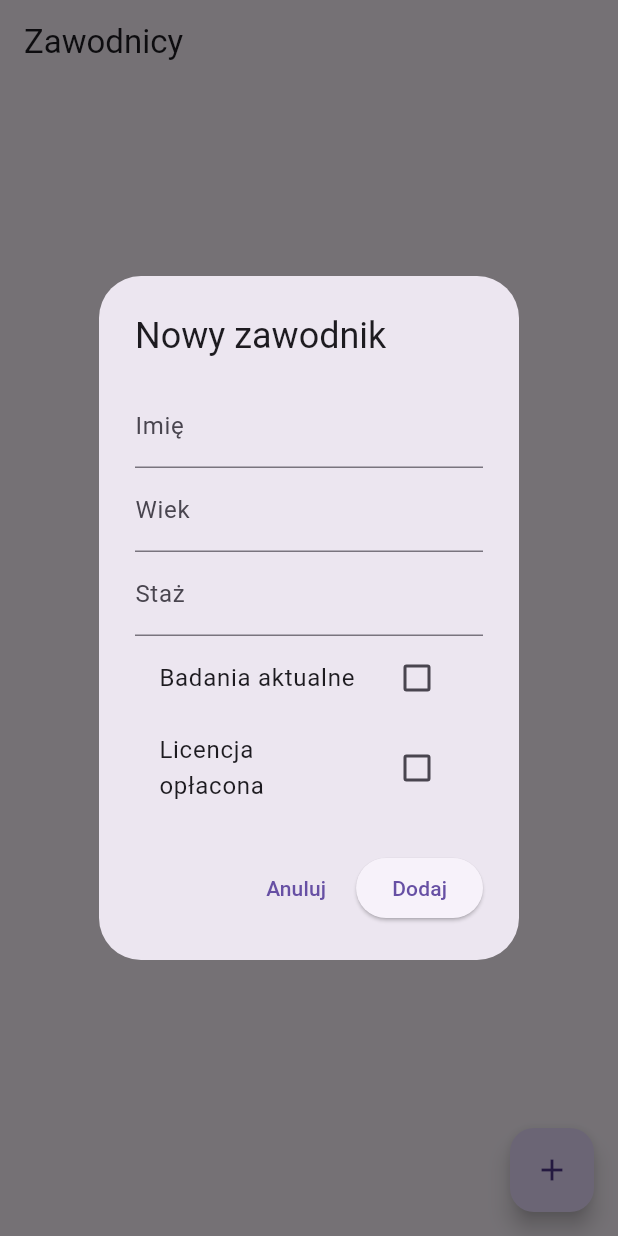
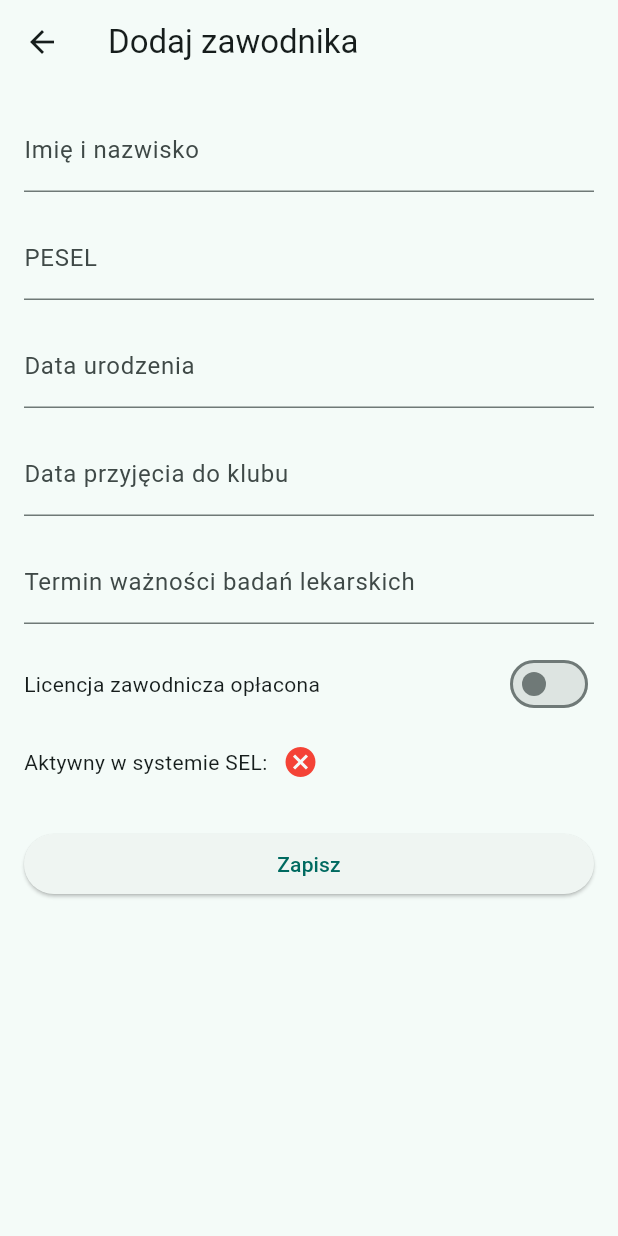
Before and after one commit to KrzysZolnowski/sport_club_app, a Flutter app: the screen it shows after launch, after a tap on the "add" icon, on a phone screen of 412 x 824 dp. Run offline on Flutter 3.47's test engine with Material 3 defaults, Android fonts, the phone set to English and light mode, and no system bars.

Commit message:
Add player screen with validation for name and PESEL, automatic SEL activity status

```diff
--- a/lib/main.dart
+++ b/lib/main.dart
@@ -1,17 +1,9 @@
 import 'package:flutter/material.dart';
+import 'screens/home_screen.dart';
+import 'screens/add_player_screen.dart';
 
 void main() {
-  runApp(MyApp());
-}
-
-class Zawodnik {
-  String imie;
-  int wiek;
-  int staz;
-  bool badania;
-  bool licencja;
-
-  Zawodnik(this.imie, this.wiek, this.staz, this.badania, this.licencja);
+  runApp(const MyApp());
 }
 
 class MyApp extends StatelessWidget {
@@ -20,126 +12,26 @@ class MyApp extends StatelessWidget {
   @override
   Widget build(BuildContext context) {
     return MaterialApp(
-      title: 'Klub Sportowy',
-      theme: ThemeData(primarySwatch: Colors.blue),
+      title: 'Sport Club',
+      theme: ThemeData(useMaterial3: true, colorSchemeSeed: Colors.teal),
+      initialRoute: '/',
+      routes: {
+        '/': (context) => const HomeScreen(),
+        '/addPlayer': (context) => const AddPlayerScreen(),
+      },
+    );
+  }
+}
+
+class SportClubApp extends StatelessWidget {
+  const SportClubApp({super.key});
+
+  @override
+  Widget build(BuildContext context) {
+    return MaterialApp(
+      title: 'Sport Club App',
+      theme: ThemeData(primarySwatch: Colors.blue, useMaterial3: true),
       home: HomeScreen(),
     );
   }
 }
-
-class HomeScreen extends StatefulWidget {
-  const HomeScreen({super.key});
-
-  @override
-  State<HomeScreen> createState() => _HomeScreenState();
-}
-
-class _HomeScreenState extends State<HomeScreen> {
-  List<Zawodnik> zawodnicy = [];
-
-  void dodajZawodnika() {
-    showDialog(
-      context: context,
-      builder: (context) {
-        final imieController = TextEditingController();
-        final wiekController = TextEditingController();
-        final stazController = TextEditingController();
-        bool badania = false;
-        bool licencja = false;
-
-        return AlertDialog(
-          title: Text("Nowy zawodnik"),
-          content: SingleChildScrollView(
-            child: Column(
-              children: [
-                TextField(
-                  controller: imieController,
-                  decoration: InputDecoration(labelText: "Imię"),
-                ),
-                TextField(
-                  controller: wiekController,
-                  decoration: InputDecoration(labelText: "Wiek"),
-                  keyboardType: TextInputType.number,
-                ),
-                TextField(
-                  controller: stazController,
-                  decoration: InputDecoration(labelText: "Staż"),
-                  keyboardType: TextInputType.number,
-                ),
-                CheckboxListTile(
-                  title: Text("Badania aktualne"),
-                  value: badania,
-                  onChanged: (val) {
-                    setState(() {
-                      badania = val ?? false;
-                    });
-                  },
-                ),
-                CheckboxListTile(
-                  title: Text("Licencja opłacona"),
-                  value: licencja,
-                  onChanged: (val) {
-                    setState(() {
-                      licencja = val ?? false;
-                    });
-                  },
-                ),
-              ],
-            ),
-          ),
-          actions: [
-            TextButton(
-              child: Text("Anuluj"),
-              onPressed: () => Navigator.pop(context),
-            ),
-            ElevatedButton(
-              child: Text("Dodaj"),
-              onPressed: () {
-                setState(() {
-                  zawodnicy.add(
-                    Zawodnik(
-                      imieController.text,
-                      int.tryParse(wiekController.text) ?? 0,
-                      int.tryParse(stazController.text) ?? 0,
-                      badania,
-                      licencja,
-                    ),
-                  );
-                });
-                Navigator.pop(context);
-              },
-            ),
-          ],
-        );
-      },
-    );
-  }
-
-  @override
-  Widget build(BuildContext context) {
-    return Scaffold(
-      appBar: AppBar(title: Text("Zawodnicy")),
-      body: ListView.builder(
-        itemCount: zawodnicy.length,
-        itemBuilder: (context, index) {
-          final z = zawodnicy[index];
-          return ListTile(
-            title: Text(z.imie),
-            subtitle: Text("Wiek: ${z.wiek}, Staż: ${z.staz} lat"),
-            trailing: Column(
-              crossAxisAlignment: CrossAxisAlignment.end,
-              children: [
-                Text(z.badania ? "Badania ✅" : "Badania ❌"),
-                Text(z.licencja ? "Licencja ✅" : "Licencja ❌"),
-              ],
-            ),
-          );
-        },
-      ),
-      floatingActionButton: FloatingActionButton(
-        onPressed: dodajZawodnika,
-        child: Icon(Icons.add),
-      ),
-    );
-  }
-}
--- /dev/null
+++ b/lib/screens/add_player_screen.dart
@@ -0,0 +1,182 @@
+import 'package:flutter/material.dart';
+import 'package:intl/intl.dart';
+
+class AddPlayerScreen extends StatefulWidget {
+  const AddPlayerScreen({super.key});
+
+  @override
+  State<AddPlayerScreen> createState() => _AddPlayerScreenState();
+}
+
+class _AddPlayerScreenState extends State<AddPlayerScreen> {
+  final _formKey = GlobalKey<FormState>();
+
+  final _nameController = TextEditingController();
+  final _birthDateController = TextEditingController();
+  final _peselController = TextEditingController();
+  final _joinDateController = TextEditingController();
+  final _medicalExpiryController = TextEditingController();
+
+  DateTime? _birthDate;
+  DateTime? _joinDate;
+  DateTime? _medicalExpiryDate;
+
+  bool _licensePaid = false;
+
+  bool get _isActiveInSel {
+    final today = DateTime.now();
+    return _medicalExpiryDate != null &&
+        _medicalExpiryDate!.isAfter(today) &&
+        _licensePaid;
+  }
+
+  @override
+  void dispose() {
+    _nameController.dispose();
+    _birthDateController.dispose();
+    _peselController.dispose();
+    _joinDateController.dispose();
+    _medicalExpiryController.dispose();
+    super.dispose();
+  }
+
+  Future<void> _selectDate(
+      BuildContext context,
+      TextEditingController controller,
+      Function(DateTime) onDateSelected) async {
+    final DateTime? picked = await showDatePicker(
+      context: context,
+      initialDate: DateTime.now(),
+      firstDate: DateTime(1900),
+      lastDate: DateTime(2100),
+    );
+    if (picked != null) {
+      setState(() {
+        controller.text = DateFormat('yyyy-MM-dd').format(picked);
+        onDateSelected(picked);
+      });
+    }
+  }
+
+  @override
+  Widget build(BuildContext context) {
+    return Scaffold(
+      appBar: AppBar(title: const Text('Dodaj zawodnika')),
+      body: Padding(
+        padding: const EdgeInsets.all(16.0),
+        child: Form(
+          key: _formKey,
+          child: ListView(
+            children: [
+              TextFormField(
+                controller: _nameController,
+                decoration: const InputDecoration(labelText: 'Imię i nazwisko'),
+                onChanged: (value) {
+                  final capitalized = value
+                      .split(' ')
+                      .map((w) => w.isNotEmpty
+                          ? w[0].toUpperCase() + w.substring(1).toLowerCase()
+                          : '')
+                      .join(' ');
+                  if (capitalized != value) {
+                    _nameController.value = TextEditingValue(
+                      text: capitalized,
+                      selection:
+                          TextSelection.collapsed(offset: capitalized.length),
+                    );
+                  }
+                },
+                validator: (value) => value == null || value.isEmpty
+                    ? 'Podaj imię i nazwisko'
+                    : null,
+              ),
+              const SizedBox(height: 16),
+              TextFormField(
+                controller: _peselController,
+                decoration: InputDecoration(
+                  labelText: 'PESEL',
+                  suffixIcon: _peselController.text.length == 11 &&
+                          RegExp(r'^[0-9]{11}$').hasMatch(_peselController.text)
+                      ? const Icon(Icons.check_circle, color: Colors.green)
+                      : null,
+                ),
+                keyboardType: TextInputType.number,
+                onChanged: (_) => setState(() {}),
+                validator: (value) {
+                  if (value == null || value.isEmpty) return 'Podaj PESEL';
+                  if (!RegExp(r'^[0-9]{11}$').hasMatch(value))
+                    return 'PESEL musi mieć 11 cyfr';
+                  return null;
+                },
+              ),
+              const SizedBox(height: 16),
+              TextFormField(
+                controller: _birthDateController,
+                decoration: const InputDecoration(labelText: 'Data urodzenia'),
+                readOnly: true,
+                onTap: () => _selectDate(
+                    context, _birthDateController, (date) => _birthDate = date),
+              ),
+              const SizedBox(height: 16),
+              TextFormField(
+                controller: _joinDateController,
+                decoration:
+                    const InputDecoration(labelText: 'Data przyjęcia do klubu'),
+                readOnly: true,
+                onTap: () => _selectDate(
+                    context, _joinDateController, (date) => _joinDate = date),
+              ),
+              const SizedBox(height: 16),
+              TextFormField(
+                controller: _medicalExpiryController,
+                decoration: const InputDecoration(
+                    labelText: 'Termin ważności badań lekarskich'),
+                readOnly: true,
+                onTap: () =>
+                    _selectDate(context, _medicalExpiryController, (date) {
+                  _medicalExpiryDate = date;
+                  setState(
+                      () {}); // TU dodajemy setState, by odświeżyć status SEL
+                }),
+              ),
+              const SizedBox(height: 16),
+              Row(
+                children: [
+                  const Text('Licencja zawodnicza opłacona'),
+                  const Spacer(),
+                  Switch(
+                    value: _licensePaid,
+                    onChanged: (value) => setState(() => _licensePaid = value),
+                  )
+                ],
+              ),
+              const SizedBox(height: 16),
+              Row(
+                children: [
+                  const Text('Aktywny w systemie SEL:'),
+                  const SizedBox(width: 10),
+                  Icon(
+                    _isActiveInSel ? Icons.check_circle : Icons.cancel,
+                    color: _isActiveInSel ? Colors.green : Colors.red,
+                  ),
+                ],
+              ),
+              const SizedBox(height: 32),
+              ElevatedButton(
+                onPressed: () {
+                  if (_formKey.currentState!.validate()) {
+                    // TODO: Zapisz dane zawodnika
+                    ScaffoldMessenger.of(context).showSnackBar(
+                      const SnackBar(content: Text('Zawodnik zapisany!')),
+                    );
+                  }
+                },
+                child: const Text('Zapisz'),
+              ),
+            ],
+          ),
+        ),
+      ),
+    );
+  }
+}
--- /dev/null
+++ b/lib/screens/home_screen.dart
@@ -0,0 +1,54 @@
+import 'package:flutter/material.dart';
+import '../models/player.dart';
+import '../screens/add_player_screen.dart';
+
+class HomeScreen extends StatefulWidget {
+  const HomeScreen({super.key});
+
+  @override
+  State<HomeScreen> createState() => _HomeScreenState();
+}
+
+class _HomeScreenState extends State<HomeScreen> {
+  List<Player> players = [];
+
+  void _addPlayer(Player player) {
+    setState(() {
+      players.add(player);
+    });
+  }
+
+  @override
+  Widget build(BuildContext context) {
+    return Scaffold(
+      appBar: AppBar(title: const Text('Zawodnicy klubu')),
+      body: players.isEmpty
+          ? const Center(child: Text('Brak zawodników.'))
+          : ListView.builder(
+              itemCount: players.length,
+              itemBuilder: (context, index) {
+                final player = players[index];
+                return ListTile(
+                  title: Text(player.name),
+                  subtitle: Text(
+                    'Wiek: ${player.age}, Staż: ${player.yearsInClub} lat',
+                  ),
+                  trailing: Icon(
+                    player.hasValidLicense ? Icons.check_circle : Icons.cancel,
+                    color: player.hasValidLicense ? Colors.green : Colors.red,
+                  ),
+                );
+              },
+            ),
+      floatingActionButton: FloatingActionButton(
+        onPressed: () async {
+          final newPlayer = await Navigator.pushNamed(context, '/addPlayer');
+          if (newPlayer is Player) {
+            _addPlayer(newPlayer);
+          }
+        },
+        child: const Icon(Icons.add),
+      ),
+    );
+  }
+}
```
Also changed, not shown: lib/models/player.dart (added, +15 -0 lines), pubspec.yaml (+7 -73 lines), flutter_01.png (added), flutter_02.png (added).
